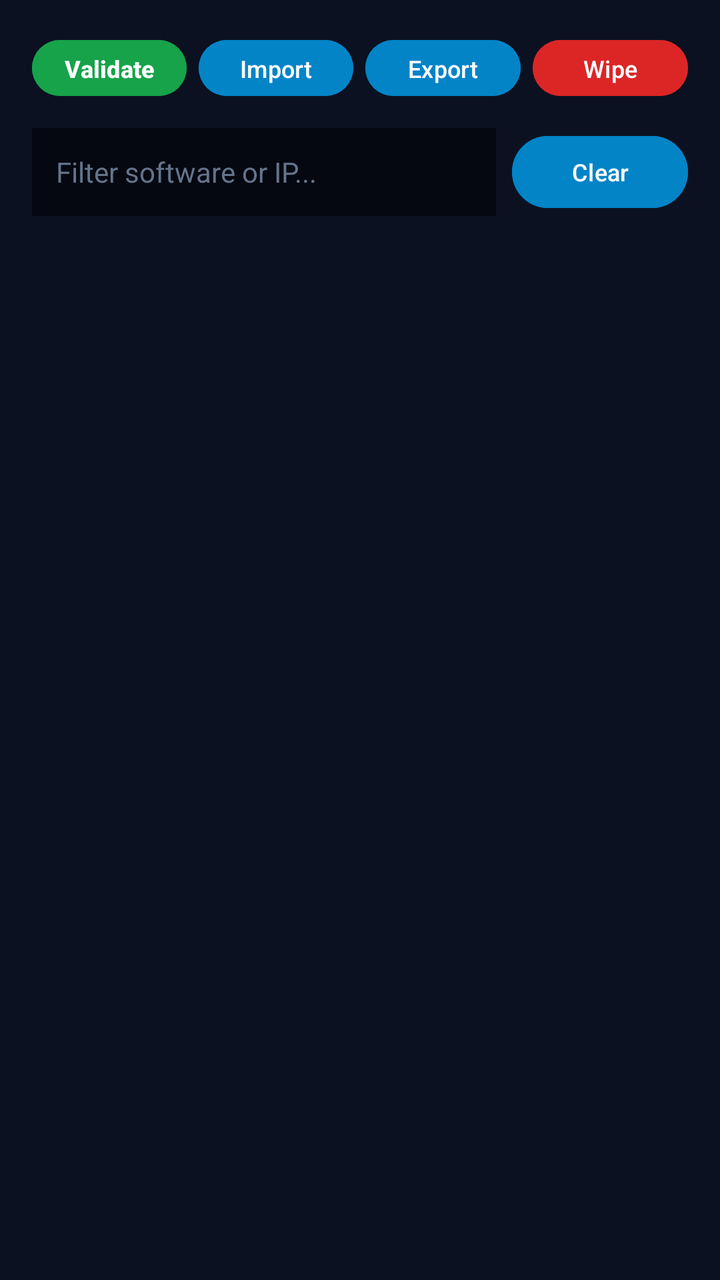
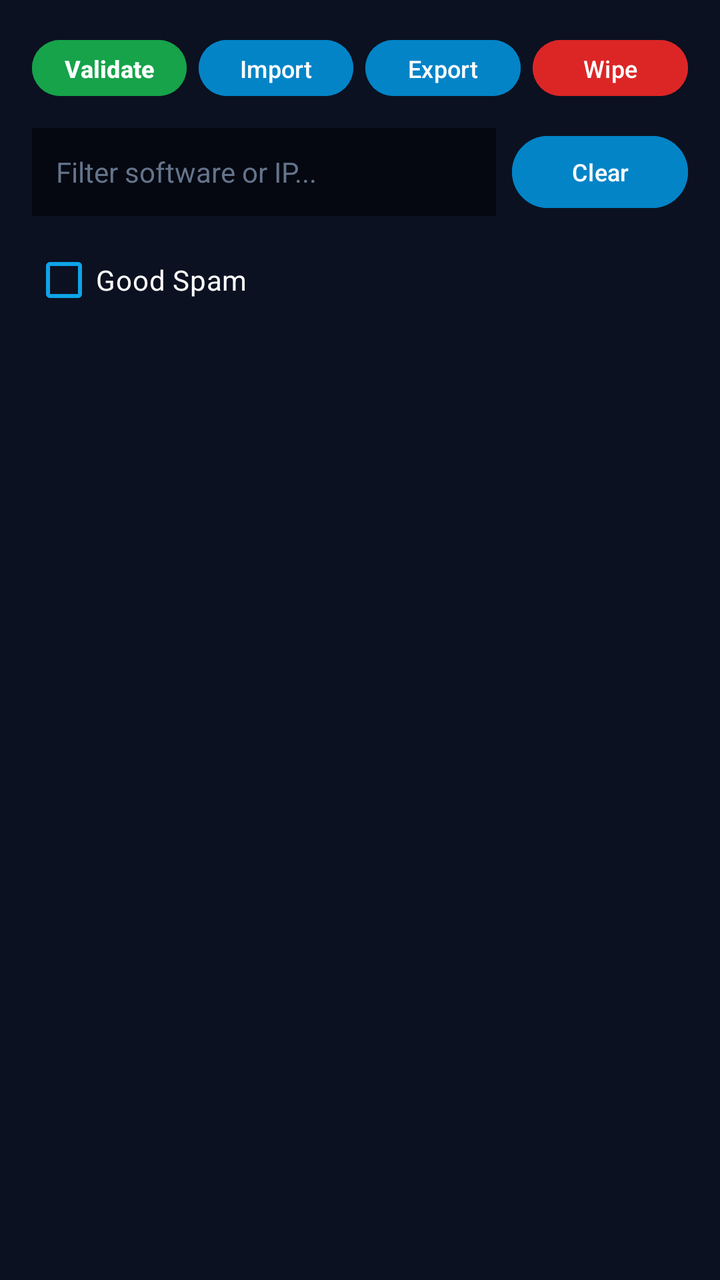

Before-and-after screenshots of an Android layout around one commit, followed by the original layout XML and the change that was made.
<!-- AndroidManifest.xml: application theme Theme.HackExLogger -->
<!-- res/layout/activity_main.xml -->
<?xml version="1.0" encoding="utf-8"?>
<androidx.constraintlayout.widget.ConstraintLayout xmlns:android="http://schemas.android.com/apk/res/android"
    xmlns:app="http://schemas.android.com/apk/res-auto"
    xmlns:tools="http://schemas.android.com/tools"
    android:id="@+id/main"
    android:layout_width="match_parent"
    android:layout_height="match_parent"
    android:background="#0b1120"
    tools:context=".MainActivity">

    <LinearLayout
        android:id="@+id/headerActions"
        android:layout_width="match_parent"
        android:layout_height="wrap_content"
        android:layout_marginStart="16dp"
        android:layout_marginTop="16dp"
        android:layout_marginEnd="16dp"
        android:gravity="center_vertical"
        android:orientation="horizontal"
        app:layout_constraintEnd_toEndOf="parent"
        app:layout_constraintStart_toStartOf="parent"
        app:layout_constraintTop_toTopOf="parent">

        <Button
            android:id="@+id/validateBtn"
            android:layout_width="0dp"
            android:layout_height="36dp"
            android:layout_marginEnd="6dp"
            android:layout_weight="1"
            android:backgroundTint="#16a34a"
            android:minHeight="0dp"
            android:minWidth="0dp"
            android:paddingHorizontal="8dp"
            android:text="Validate"
            android:textColor="#ffffff"
            android:textSize="12sp"
            android:textStyle="bold" />

        <Button
            android:id="@+id/importDataBtn"
            android:layout_width="0dp"
            android:layout_height="36dp"
            android:layout_marginEnd="6dp"
            android:layout_weight="1"
            android:backgroundTint="#0284c7"
            android:minHeight="0dp"
            android:minWidth="0dp"
            android:paddingHorizontal="8dp"
            android:text="Import"
            android:textColor="#ffffff"
            android:textSize="12sp" />

        <Button
            android:id="@+id/exportDataBtn"
            android:layout_width="0dp"
            android:layout_height="36dp"
            android:layout_marginEnd="6dp"
            android:layout_weight="1"
            android:backgroundTint="#0284c7"
            android:minHeight="0dp"
            android:minWidth="0dp"
            android:paddingHorizontal="8dp"
            android:text="Export"
            android:textColor="#ffffff"
            android:textSize="12sp" />

        <Button
            android:id="@+id/wipeDbBtn"
            android:layout_width="0dp"
            android:layout_height="36dp"
            android:layout_weight="1"
            android:backgroundTint="#dc2626"
            android:minHeight="0dp"
            android:minWidth="0dp"
            android:paddingHorizontal="8dp"
            android:text="Wipe"
            android:textColor="#ffffff"
            android:textSize="12sp" />
    </LinearLayout>

    <EditText
        android:id="@+id/searchInput"
        android:layout_width="0dp"
        android:layout_height="44dp"
        android:layout_marginStart="16dp"
        android:layout_marginTop="12dp"
        android:layout_marginEnd="8dp"
        android:background="#050811"
        android:hint="Filter software or IP..."
        android:padding="12dp"
        android:textColor="#e2e8f0"
        android:textColorHint="#64748b"
        android:textSize="14sp"
        app:layout_constraintEnd_toStartOf="@+id/clearSearchBtn"
        app:layout_constraintStart_toStartOf="parent"
        app:layout_constraintTop_toBottomOf="@+id/headerActions" />

    <Button
        android:id="@+id/clearSearchBtn"
        android:layout_width="wrap_content"
        android:layout_height="44dp"
        android:layout_marginEnd="16dp"
        android:backgroundTint="#0284c7"
        android:text="Clear"
        android:textColor="#ffffff"
        android:textSize="12sp"
        app:layout_constraintBottom_toBottomOf="@+id/searchInput"
        app:layout_constraintEnd_toEndOf="parent"
        app:layout_constraintTop_toTopOf="@+id/searchInput" />

    <androidx.recyclerview.widget.RecyclerView
        android:id="@+id/targetsRecycler"
        android:layout_width="0dp"
        android:layout_height="0dp"
        android:layout_marginTop="12dp"
        android:clipToPadding="false"
        android:paddingStart="16dp"
        android:paddingEnd="16dp"
        android:paddingBottom="16dp"
        app:layoutManager="androidx.recyclerview.widget.LinearLayoutManager"
        app:layout_constraintBottom_toBottomOf="parent"
        app:layout_constraintEnd_toEndOf="parent"
        app:layout_constraintStart_toStartOf="parent"
        app:layout_constraintTop_toBottomOf="@+id/searchInput" />

</androidx.constraintlayout.widget.ConstraintLayout>
<!-- resources referenced by this layout -->
<resources>
  <style name="Theme.HackExLogger" parent="Base.Theme.HackExLogger" />
  <style name="Base.Theme.HackExLogger" parent="Theme.Material3.DayNight.NoActionBar">
          
          
      </style>
</resources>

<!-- the commit's change to res/layout/activity_main.xml (unified diff, before → after) -->
@@ -108,6 +108,60 @@
         app:layout_constraintEnd_toEndOf="parent"
         app:layout_constraintTop_toTopOf="@+id/searchInput" />
 
+    <LinearLayout
+        android:id="@+id/goodSpamFilterLayout"
+        android:layout_width="match_parent"
+        android:layout_height="wrap_content"
+        android:layout_marginStart="16dp"
+        android:layout_marginTop="8dp"
+        android:layout_marginEnd="16dp"
+        android:gravity="center_vertical"
+        android:orientation="horizontal"
+        app:layout_constraintTop_toBottomOf="@+id/searchInput"
+        app:layout_constraintStart_toStartOf="parent"
+        app:layout_constraintEnd_toEndOf="parent">
+
+        <CheckBox
+            android:id="@+id/goodSpamCheckBox"
+            android:layout_width="wrap_content"
+            android:layout_height="wrap_content"
+            android:text="Good Spam"
+            android:textColor="#ffffff"
+            android:buttonTint="#0ea5e9" />
+
+        <TextView
+            android:id="@+id/maxFirewallLabel"
+            android:layout_width="wrap_content"
+            android:layout_height="wrap_content"
+            android:layout_marginStart="16dp"
+            android:text="Max FW:"
+            android:textColor="#94a3b8"
+            android:textSize="14sp"
+            android:visibility="gone" />
+
+        <SeekBar
+            android:id="@+id/maxFirewallSeekBar"
+            android:layout_width="0dp"
+            android:layout_height="wrap_content"
+            android:layout_weight="1"
+            android:layout_marginStart="8dp"
+            android:max="100"
+            android:progress="20"
+            android:visibility="gone" />
+
+        <TextView
+            android:id="@+id/maxFirewallValue"
+            android:layout_width="32dp"
+            android:layout_height="wrap_content"
+            android:layout_marginStart="8dp"
+            android:text="20"
+            android:textColor="#ffffff"
+            android:textSize="14sp"
+            android:textStyle="bold"
+            android:visibility="gone" />
+
+    </LinearLayout>
+
     <androidx.recyclerview.widget.RecyclerView
         android:id="@+id/targetsRecycler"
         android:layout_width="0dp"
@@ -121,6 +175,6 @@
         app:layout_constraintBottom_toBottomOf="parent"
         app:layout_constraintEnd_toEndOf="parent"
         app:layout_constraintStart_toStartOf="parent"
-        app:layout_constraintTop_toBottomOf="@+id/searchInput" />
+        app:layout_constraintTop_toBottomOf="@+id/goodSpamFilterLayout" />
 
 </androidx.constraintlayout.widget.ConstraintLayout>
